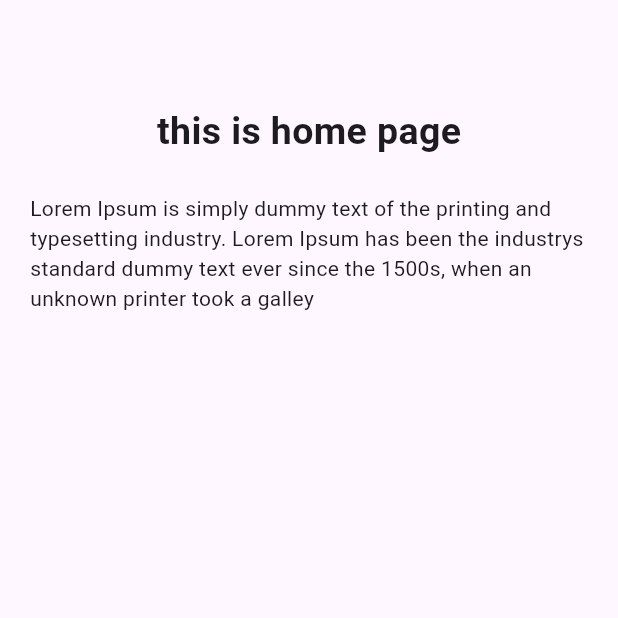
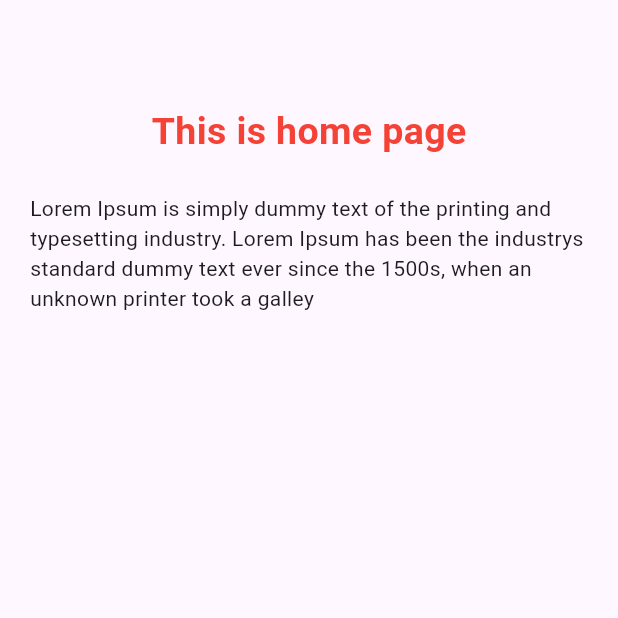
Before and after one commit to zaakAli/test, a Flutter app: the screen it shows after launch, on a phone screen of 412 x 824 dp, the top half of it. Run offline on Flutter 3.47's test engine with Material 3 defaults, Android fonts, the phone set to English and light mode, and no system bars.

Commit message:
added color and format to home screen

```diff
--- a/lib/home.dart
+++ b/lib/home.dart
@@ -7,16 +7,29 @@ class Home extends StatelessWidget {
   Widget build(BuildContext context) {
     return Scaffold(
       body: Container(
-        margin: EdgeInsets.symmetric(horizontal: 20,vertical: 20),
+        margin: EdgeInsets.symmetric(horizontal: 20, vertical: 20),
         child: Column(
           children: [
-            SizedBox(height: 50,),
-            Center(child: Text('this is home page', style: TextStyle(fontSize: 25,fontWeight: FontWeight.bold),),),
-               SizedBox(height: 23,),
-            Center(child: Text('Lorem Ipsum is simply dummy text of the printing and typesetting industry. Lorem Ipsum has been the industrys standard dummy text ever since the 1500s, when an unknown printer took a galley'),),
-
+            SizedBox(height: 50),
+            Center(
+              child: Text(
+                'This is home page',
+                style: TextStyle(
+                  fontSize: 25,
+                  fontWeight: FontWeight.bold,
+                  color: Colors.red,
+                ),
+              ),
+            ),
+            SizedBox(height: 23),
+            Center(
+              child: Text(
+                'Lorem Ipsum is simply dummy text of the printing and typesetting industry. Lorem Ipsum has been the industrys standard dummy text ever since the 1500s, when an unknown printer took a galley',
+              ),
+            ),
           ],
         ),
-      ));
+      ),
+    );
   }
 }
```
